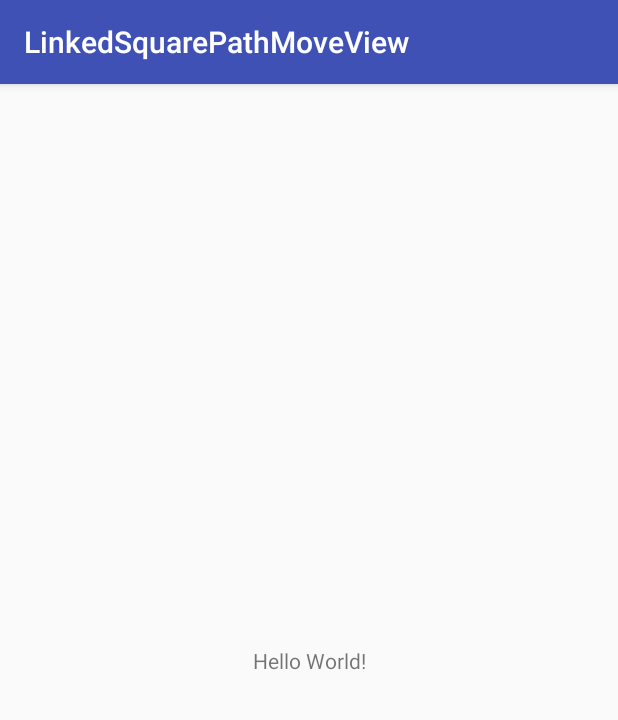
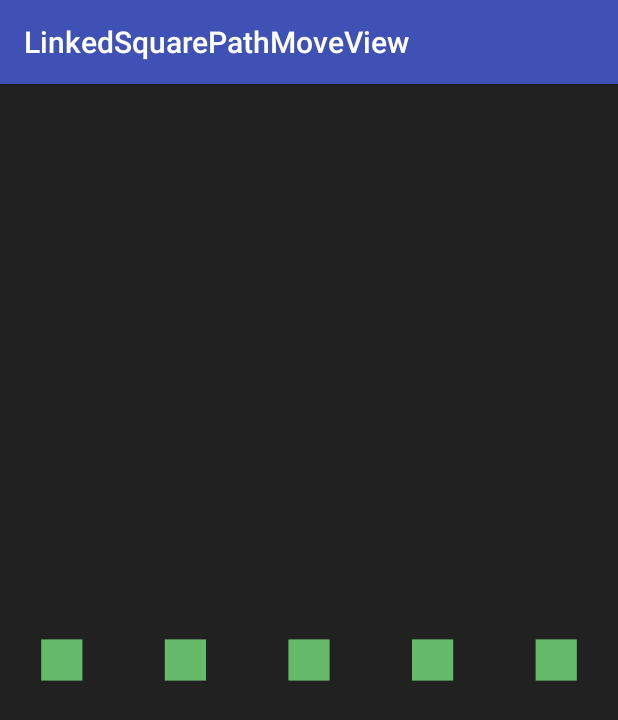
Before and after one commit to Anwesh43/LinkedSquarePathMoverView, an Android app: the screen it shows after launch (MainActivity), on a phone screen of 412 x 824 dp. Shown: the top 720 px of the screen. Run offline under Robolectric (Android 15) with nearby library versions, the phone set to English and light mode, and no system bars.

```diff
--- a/app/build.gradle
+++ b/app/build.gradle
@@ -27,6 +27,7 @@ dependencies {
     androidTestImplementation 'com.android.support.test:runner:1.0.1'
     androidTestImplementation 'com.android.support.test.espresso:espresso-core:3.0.1'
     compile "org.jetbrains.kotlin:kotlin-stdlib-jre7:$kotlin_version"
+    compile project(":squarepathmoverview")
 }
 repositories {
     mavenCentral()
--- a/app/src/main/java/com/anwesh/uiprojects/linkedsquarepathmoveview/MainActivity.kt
+++ b/app/src/main/java/com/anwesh/uiprojects/linkedsquarepathmoveview/MainActivity.kt
@@ -2,11 +2,12 @@ package com.anwesh.uiprojects.linkedsquarepathmoveview
 
 import android.support.v7.app.AppCompatActivity
 import android.os.Bundle
+import com.anwesh.uiprojects.squarepathmoverview.SquarePathMoverView
 
 class MainActivity : AppCompatActivity() {
 
     override fun onCreate(savedInstanceState: Bundle?) {
         super.onCreate(savedInstanceState)
-        setContentView(R.layout.activity_main)
+        SquarePathMoverView.create(this)
     }
 }
```
